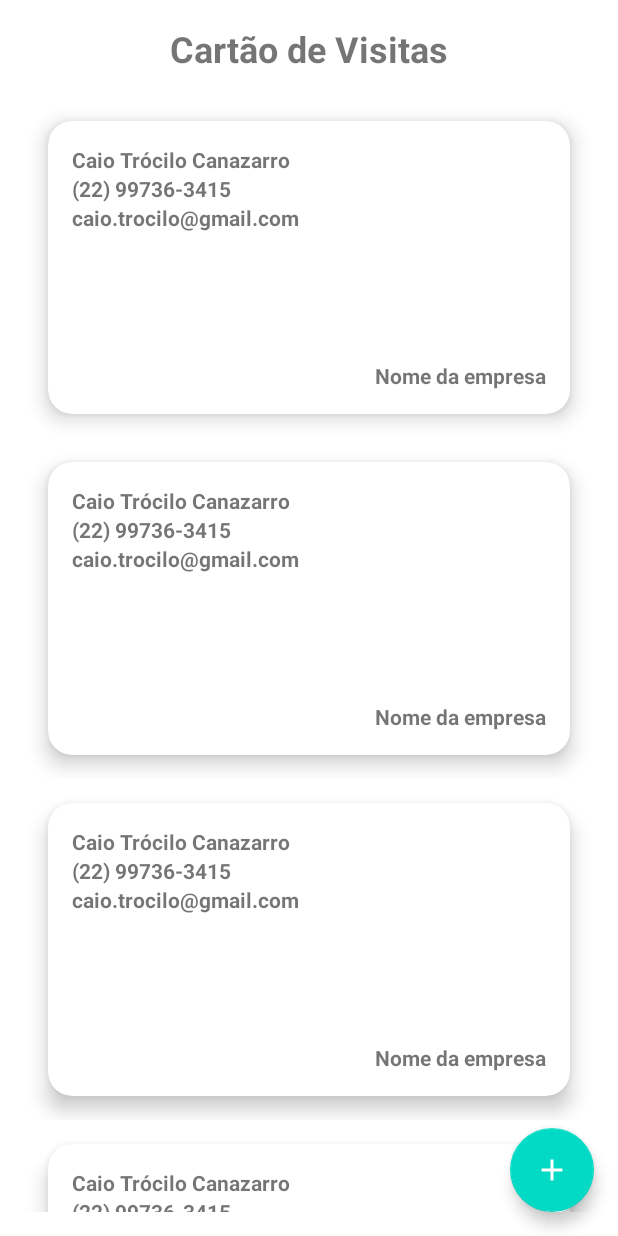
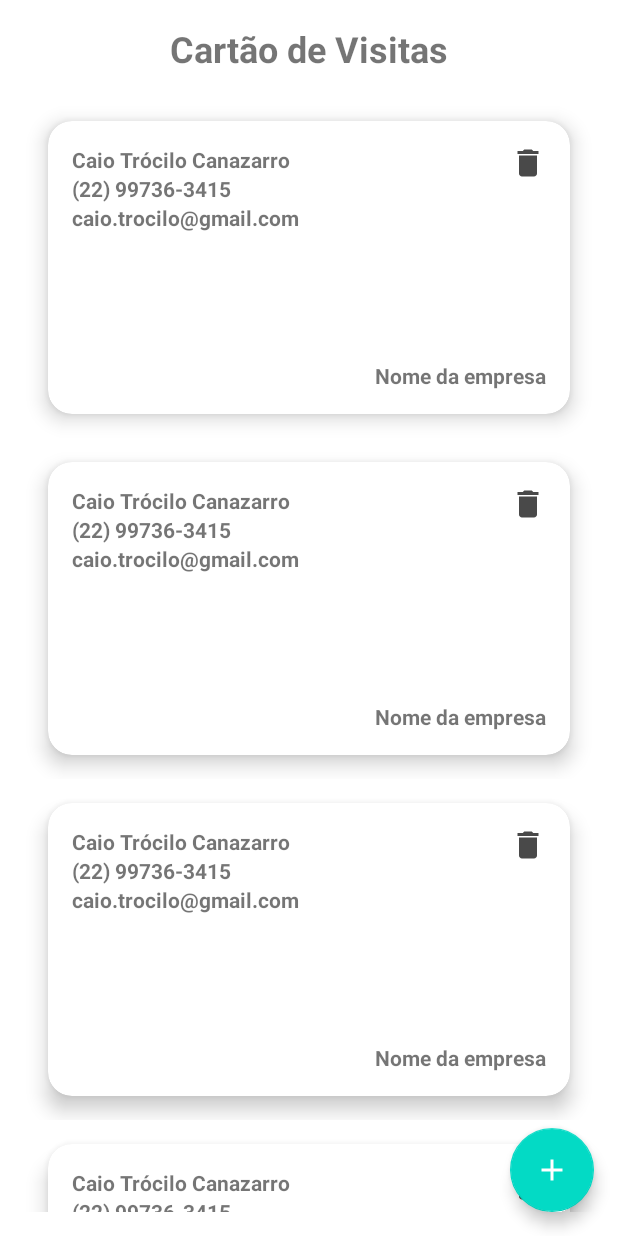
Before and after one commit to cailloutr/business-card-app, an Android app: the layout activity_main.xml on its own in the app's theme, with its tools: preview values and no code run, on a phone screen of 412 x 824 dp. Run offline under Robolectric (Android 15) with nearby library versions, the light colour scheme and no system bars.

Commit message:
Created vector asset to work as an image view button delete a card

```diff
--- a/app/src/main/java/com/example/businesscard/ui/BusinessCardAdapter.kt
+++ b/app/src/main/java/com/example/businesscard/ui/BusinessCardAdapter.kt
@@ -33,6 +33,7 @@ class BusinessCardAdapter :
             if (Color.parseColor(item.background) >= Color.parseColor("black") &&
                 Color.parseColor(item.background) <= Color.parseColor("#969696")) { //#62676c
 
+                binding.ivDelete.setColorFilter(Color.parseColor("#FFFFFF"))
                 binding.tvNome.setTextColor(Color.parseColor("#FFFFFF"))
                 binding.tvTelefone.setTextColor(Color.parseColor("#FFFFFF"))
                 binding.tvEmail.setTextColor(Color.parseColor("#FFFFFF"))
--- a/app/src/main/java/com/example/businesscard/ui/MainActivity.kt
+++ b/app/src/main/java/com/example/businesscard/ui/MainActivity.kt
@@ -2,7 +2,6 @@ package com.example.businesscard.ui
 
 import android.content.Intent
 import android.os.Bundle
-import android.view.View
 import androidx.activity.viewModels
 import androidx.appcompat.app.AppCompatActivity
 import androidx.recyclerview.widget.RecyclerView
@@ -11,7 +10,6 @@ import com.example.businesscard.databinding.ActivityMainBinding
 import com.example.businesscard.util.Image
 
 //TODO: Delete button
-//TODO: Long press to edit card
 //TODO: set an onLongClickListener to update an card
 
 class MainActivity : AppCompatActivity() {
--- /dev/null
+++ b/app/src/main/res/drawable/ic_baseline_delete_24.xml
@@ -0,0 +1,5 @@
+<vector android:height="24dp" android:tint="#494949"
+    android:viewportHeight="24" android:viewportWidth="24"
+    android:width="24dp" xmlns:android="http://schemas.android.com/apk/res/android">
+    <path android:fillColor="@android:color/white" android:pathData="M6,19c0,1.1 0.9,2 2,2h8c1.1,0 2,-0.9 2,-2V7H6v12zM19,4h-3.5l-1,-1h-5l-1,1H5v2h14V4z"/>
+</vector>
--- a/app/src/main/res/layout/item_business_card.xml
+++ b/app/src/main/res/layout/item_business_card.xml
@@ -26,6 +26,15 @@
             android:layout_width="match_parent"
             android:layout_height="match_parent"
             android:layout_margin="16dp">
+
+            <ImageView
+                android:id="@+id/iv_delete"
+                android:layout_width="wrap_content"
+                android:layout_height="wrap_content"
+                android:src="@drawable/ic_baseline_delete_24"
+                app:layout_constraintEnd_toEndOf="parent"
+                app:layout_constraintTop_toTopOf="parent"
+                android:contentDescription="@string/delete_card" />
 
             <com.google.android.material.textview.MaterialTextView
                 android:id="@+id/tv_nome"
--- a/app/src/main/res/values/dimens.xml
+++ b/app/src/main/res/values/dimens.xml
@@ -3,4 +3,5 @@
     <dimen name="default_margin">16dp</dimen>
     <dimen name="tv_color_dimen">200dp</dimen>
     <dimen name="rgb_text_size">20sp</dimen>
+    <dimen name="half_default_margin">8dp</dimen>
 </resources>
--- a/app/src/main/res/values/strings.xml
+++ b/app/src/main/res/values/strings.xml
@@ -20,4 +20,5 @@
     <string name="label_show_succses">Cartão cadastrado com sucesso!</string>
     <string name="image_save_succses">Imagem capturada com sucesso</string>
     <string name="label_share">Compartilhar</string>
+    <string name="delete_card">Delete card</string>
 </resources>
```
